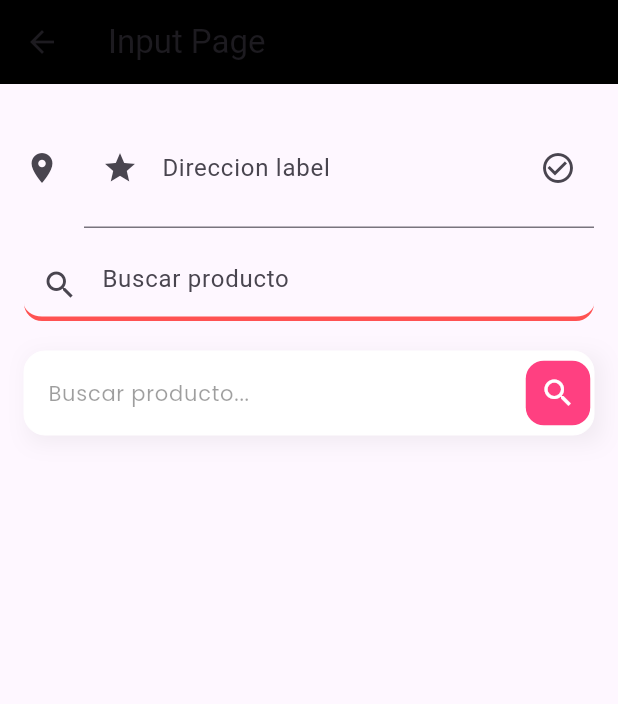
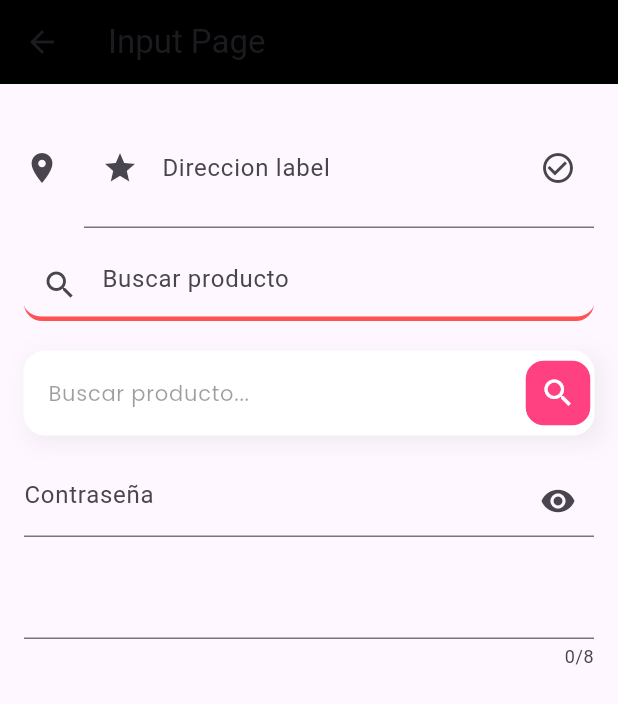
Before and after one commit to Hardyvan/flutter_codigo_components, a Flutter app: the InputPage screen opened directly, on a phone screen of 412 x 824 dp. Shown: the top 704 px of the screen. Run offline on Flutter 3.47's test engine with Material 3 defaults, Android fonts, the phone set to English and light mode, and no system bars; our stand-ins replace google_fonts; network calls fail.

Commit message:
Avance retomado: ajustes en input_page y configuración de plugins

```diff
--- a/lib/pages/input_page.dart
+++ b/lib/pages/input_page.dart
@@ -1,8 +1,13 @@
 import 'package:flutter/material.dart';
 import 'package:google_fonts/google_fonts.dart';
 
-class InputPage extends StatelessWidget {
-  const InputPage({super.key});
+class InputPage extends StatefulWidget {
+  @override
+  State<InputPage> createState() => _InputPageState();
+}
+
+class _InputPageState extends State<InputPage> {
+  bool isInvisible = true;
 
   @override
   Widget build(BuildContext context) {
@@ -101,6 +106,33 @@ class InputPage extends StatelessWidget {
                 ),
               ),
             ),
+            const SizedBox(height: 20.0),
+            TextField(
+              obscureText: isInvisible,
+              decoration: InputDecoration(
+                hintText: "Contraseña",
+                suffixIcon: IconButton(
+                  icon: isInvisible == true ? Icon(Icons.remove_red_eye) : Icon(Icons.remove_red_eye_outlined), onPressed: () {
+                    isInvisible = !isInvisible;
+                    setState(() {
+
+                    });
+                },
+                ),
+              ),
+            ),
+            const SizedBox(height: 20.0),
+            TextField(
+              style: GoogleFonts.poppins(),
+              onTap: (){
+                print("ON TAPP!!!!");
+
+              },
+              onChanged: (String text){
+                print(text);
+              },
+              maxLength: 8,
+            ),
           ],
         ),
       ),
```
Also changed, not shown: pubspec.lock.
